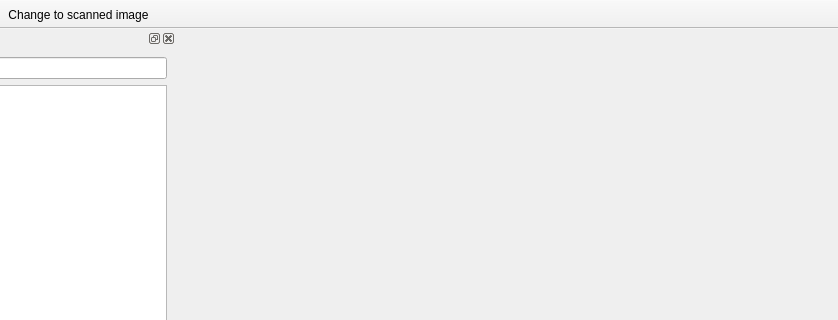
First picture: the form in UI/mvp_1_main.ui, repository yunwoong7/spotter, before the edit; both pictures show x 98 to 936 and y 0 to 320 of the 936 by 730 pixel window.
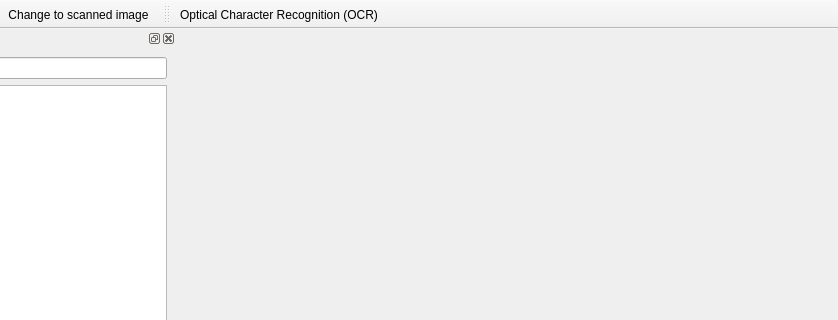
Second picture: the form after the edit. Icons and pictures are not drawn.

```diff
--- a/UI/mvp_1_main.ui
+++ b/UI/mvp_1_main.ui
@@ -106,6 +106,18 @@
    <addaction name="action_grayscale"/>
    <addaction name="action_scannedImage"/>
   </widget>
+  <widget class="QToolBar" name="toolBar">
+   <property name="windowTitle">
+    <string>toolBar</string>
+   </property>
+   <attribute name="toolBarArea">
+    <enum>TopToolBarArea</enum>
+   </attribute>
+   <attribute name="toolBarBreak">
+    <bool>false</bool>
+   </attribute>
+   <addaction name="action_ocr"/>
+  </widget>
   <action name="action_openFile">
    <property name="enabled">
     <bool>true</bool>
@@ -211,6 +223,21 @@
     <string>Change to scanned image</string>
    </property>
   </action>
+  <action name="action_ocr">
+   <property name="enabled">
+    <bool>true</bool>
+   </property>
+   <property name="icon">
+    <iconset resource="res.qrc">
+     <normaloff>:/recognition/icon/text-box.png</normaloff>:/recognition/icon/text-box.png</iconset>
+   </property>
+   <property name="text">
+    <string>Optical Character Recognition (OCR)</string>
+   </property>
+   <property name="toolTip">
+    <string>Optical Character Recognition (OCR)</string>
+   </property>
+  </action>
  </widget>
  <resources>
   <include location="res.qrc"/>
```
